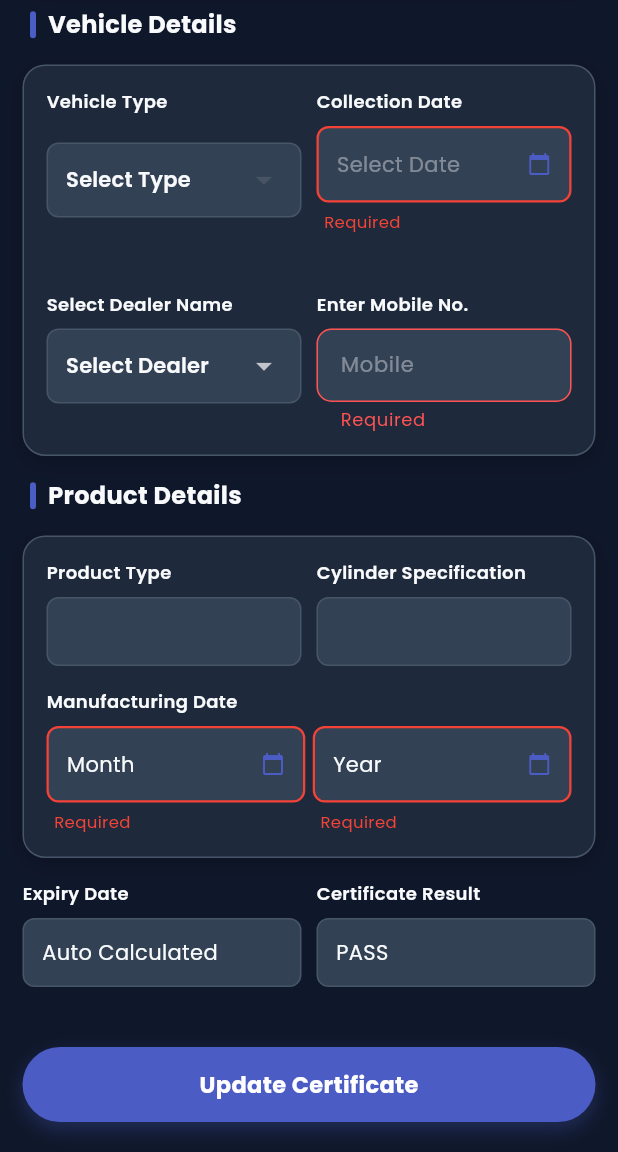
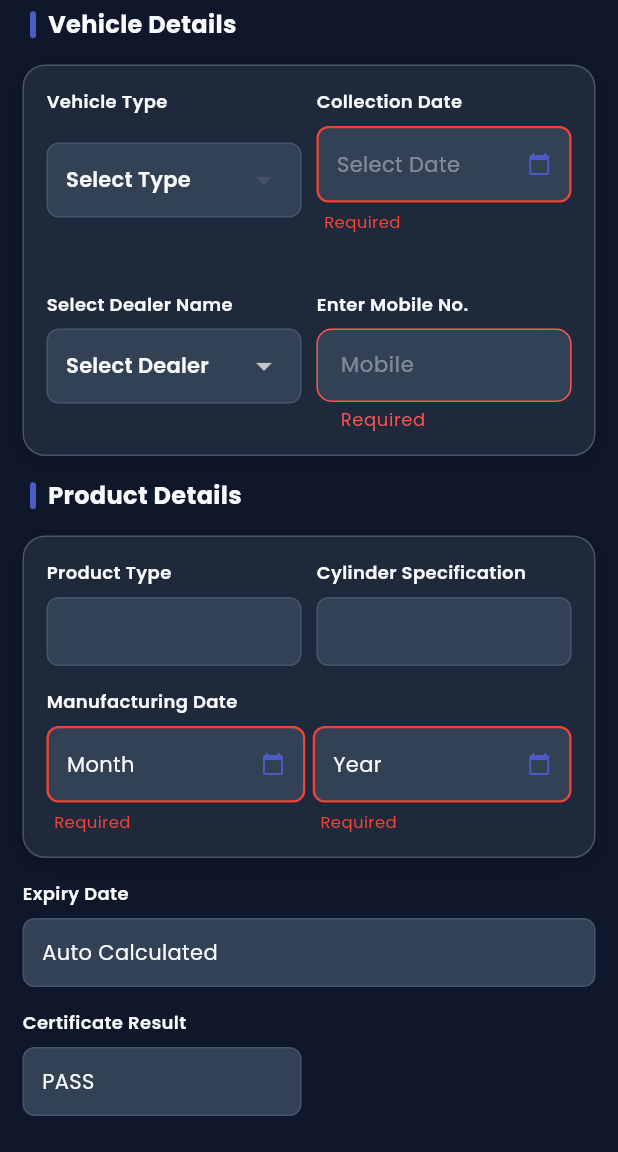
Before and after one commit to krishna567789/premium_engneering_app, a Flutter app: the Role1EditCertificateScreen screen opened directly with empty values, scrolled down 186 dp, on a phone screen of 412 x 824 dp, the part 84-1236 px from its top. Run offline on Flutter 3.47's test engine with Material 3 defaults, Android fonts, the phone set to English and light mode, and no system bars; our stand-ins replace animate_do, dio, equatable, flutter_screenutil, flutter_secure_storage, google_fonts and 4 more; accounts and stored records are empty; network calls fail.

Commit message:
---------------

```diff
--- a/lib/features/certificate/screens/role1_edit_certificate_screen.dart
+++ b/lib/features/certificate/screens/role1_edit_certificate_screen.dart
@@ -1506,22 +1506,17 @@
                         return Column(
                           children: [
                             const SizedBox(height: 15),
-                            const _RowLabels(
-                              l1: "Expiry Date",
-                              l2: "Certificate Result",
-                            ),
-                            if (isE)
-                              const Padding(
-                                padding: EdgeInsets.only(top: 4),
-                                child: Text(
-                                  "your cylinder expire you can not perform test",
-                                  style: TextStyle(
-                                    fontSize: 10,
-                                    color: Colors.red,
-                                    fontWeight: FontWeight.bold,
-                                  ),
+                            Align(
+                              alignment: Alignment.centerLeft,
+                              child: Text(
+                                "Expiry Date",
+                                style: TextStyle(
+                                  fontSize: 12,
+                                  color: theme.textTheme.bodyLarge?.color,
+                                  fontWeight: FontWeight.w600,
                                 ),
                               ),
+                            ),
                             const SizedBox(height: 8),
                             Row(
                               children: [
@@ -1530,17 +1525,20 @@
                                     text: info["date"] as String,
                                   ),
                                 ),
-                                const SizedBox(width: 10),
-                                Expanded(
-                                  child: _ValueBox(
-                                    text:
-                                        (isVehicleWarning ||
-                                            isE ||
-                                            isEarlyTestingDetected)
-                                        ? "FAIL"
-                                        : "PASS",
+                                if (isE) ...[
+                                  const SizedBox(width: 10),
+                                  SizedBox(
+                                    width: MediaQuery.of(context).size.width * 0.5,
+                                    child: const Text(
+                                      "your cylinder expire you can not perform test",
+                                      style: TextStyle(
+                                        fontSize: 10,
+                                        color: Colors.red,
+                                        fontWeight: FontWeight.bold,
+                                      ),
+                                    ),
                                   ),
-                                ),
+                                ],
                               ],
                             ),
                           ],
@@ -1680,6 +1678,38 @@
                       ),
                     ],
 
+                    const SizedBox(height: 15),
+                    Consumer<HomeProvider>(
+                      builder: (context, provider, _) {
+                        final info = _calculateExpiryInfo(provider);
+                        final isE = info["isExpired"] as bool;
+                        return Column(
+                          crossAxisAlignment: CrossAxisAlignment.start,
+                          children: [
+                            const _RowLabels(
+                              l1: "Certificate Result",
+                              l2: "",
+                            ),
+                            const SizedBox(height: 8),
+                            Row(
+                              children: [
+                                Expanded(
+                                  child: _ValueBox(
+                                    text: (isVehicleWarning ||
+                                            isE ||
+                                            isEarlyTestingDetected)
+                                        ? "FAIL"
+                                        : "PASS",
+                                  ),
+                                ),
+                                const SizedBox(width: 10),
+                                const Expanded(child: SizedBox()),
+                              ],
+                            ),
+                          ],
+                        );
+                      },
+                    ),
                     const SizedBox(height: 40),
                     Consumer<HomeProvider>(
                       builder: (context, provider, _) {
```
Also changed, not shown: lib/features/certificate/screens/role2_edit_certificate_screen.dart (+64 -119 lines), lib/features/home/screens/role1_screen.dart (+46 -13 lines), lib/features/home/screens/role2_screen.dart (+78 -88 lines), 1 other file.
